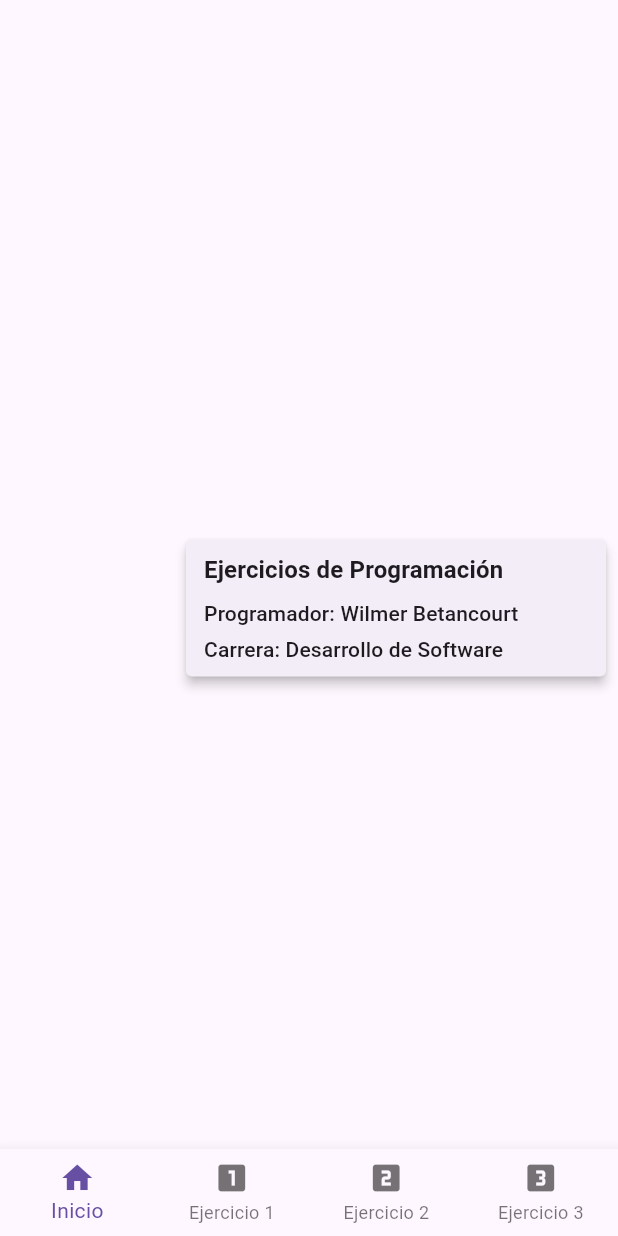
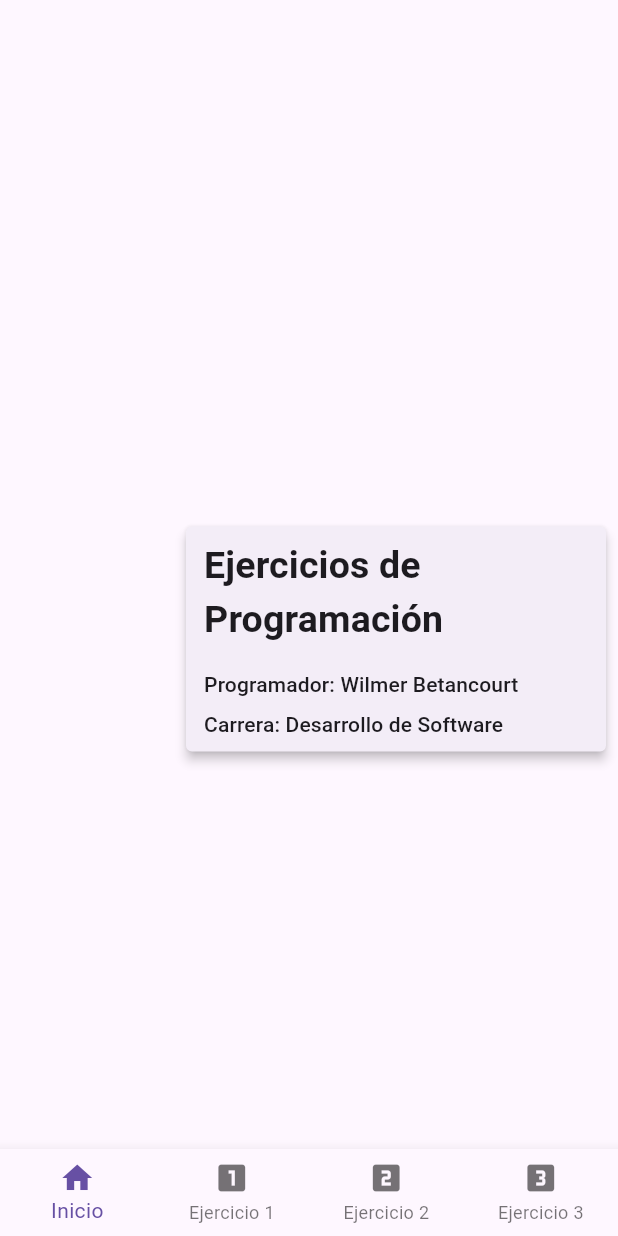
Before and after one commit to gabr13l195/Evaluaci-n1, a Flutter app: the screen it shows after launch, after a tap on the "info outline" icon, on a phone screen of 412 x 824 dp. Run offline on Flutter 3.47's test engine with Material 3 defaults, Android fonts, the phone set to English and light mode, and no system bars.

Commit message:
Finalizado todos los cambios y subidos

```diff
--- a/lib/main.dart
+++ b/lib/main.dart
@@ -95,18 +95,18 @@ class HomeTab extends StatelessWidget {
                       'Ejercicios de Programación',
                       style: TextStyle(
                         fontWeight: FontWeight.bold,
-                        fontSize: 16,
+                        fontSize: 25,
                       ),
                     ),
-                    SizedBox(height: 8),
+                    SizedBox(height: 15),
                     Text('Programador: Wilmer Betancourt'),
-                    SizedBox(height: 4),
+                    SizedBox(height: 7),
                     Text('Carrera: Desarrollo de Software'),
                   ],
                 ),
               ),
             ],
-            icon: Icon(Icons.info_outline),
+            icon: Icon(Icons.info_outline, size: 50,),
           ),
           Text(
             'Evaluacion #1',
--- a/lib/screens/ejercicio2_screen.dart
+++ b/lib/screens/ejercicio2_screen.dart
@@ -41,7 +41,6 @@ class _Ejercicio2ScreenState extends State<Ejercicio2Screen> {
   Widget build(BuildContext context) {
     return Scaffold(
       body: Container(
-        //Aqui debo poner una imagen que esta ubicada en assets/images/image1.jpg
         decoration: BoxDecoration(
           image: DecorationImage(
             image: AssetImage('assets/images/image1.jpg'),
```
